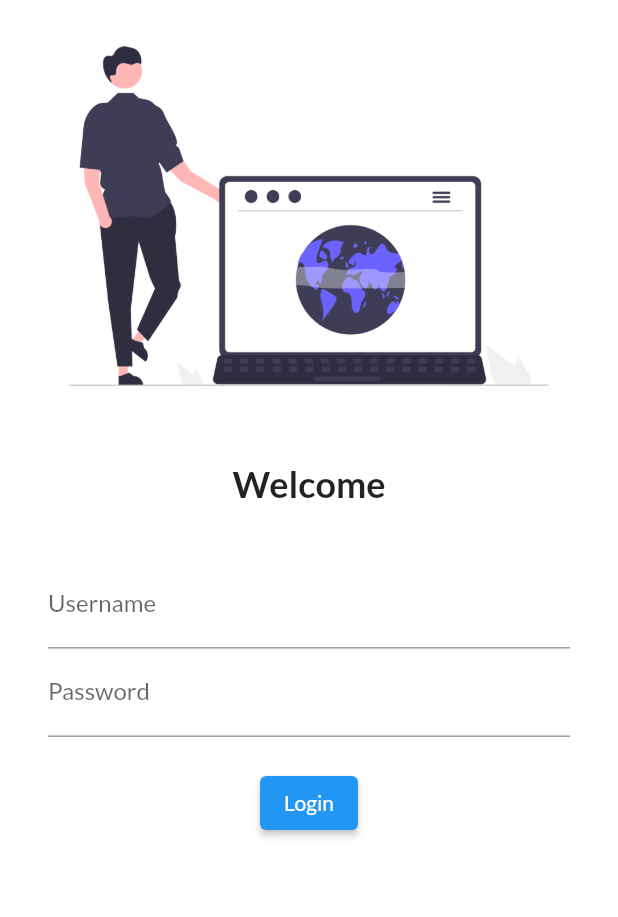
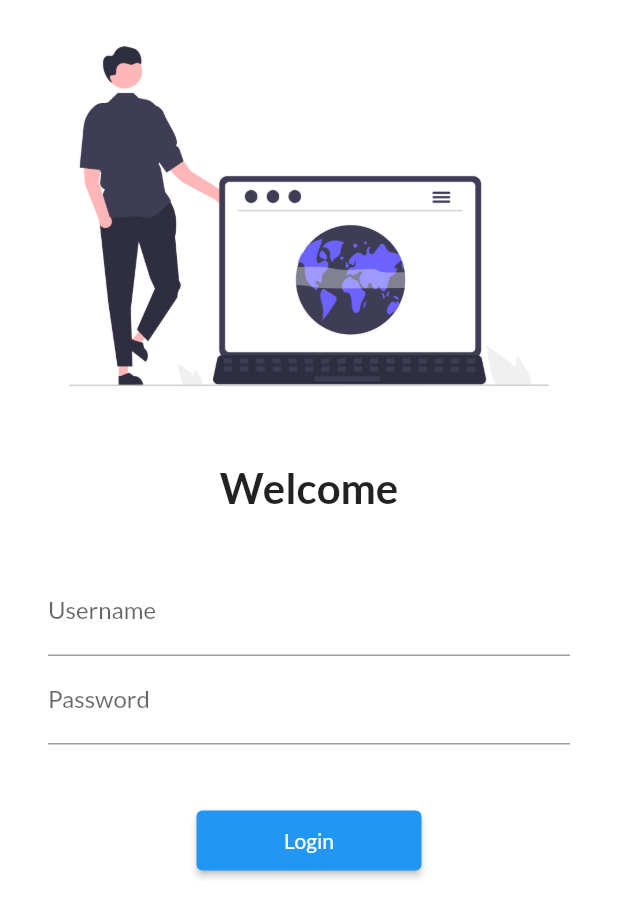
Before and after one commit to ayushkmr1106/30DaysOfFlutter, a Flutter app: the screen it shows after launch, on a phone screen of 412 x 824 dp. Shown: the top 917 px of the screen. Run offline on Flutter 3.47's test engine with Material 2 defaults, Android fonts, the phone set to English and light mode, and no system bars; our stand-ins replace google_fonts.

Commit message:
Day 5 completed

```diff
--- a/lib/main.dart
+++ b/lib/main.dart
@@ -1,5 +1,6 @@
 import 'package:flutter/material.dart';
 import 'package:flutter_app/pages/login_page.dart';
+import 'package:flutter_app/utils/routes.dart';
 import 'pages/home_page.dart';
 import 'pages/login_page.dart';
 import 'package:google_fonts/google_fonts.dart';
@@ -21,6 +22,7 @@ class MyApp extends StatelessWidget {
         fontFamily: GoogleFonts.lato().fontFamily,
         primaryTextTheme: GoogleFonts.latoTextTheme(),
       ),
+      // debugShowCheckedModeBanner: false,
       darkTheme: ThemeData(
         // brightness: Brightness.dark,
         primarySwatch: Colors.green,
@@ -28,7 +30,8 @@ class MyApp extends StatelessWidget {
       initialRoute: '/login',
       routes: {
         '/': (context) => const HomePage(),
-        '/login': (context) => const LoginPage(),
+        MyRoute.homeRoute: (context) => const HomePage(),
+        MyRoute.loginRoute: (context) => const LoginPage(),
       },
     );
   }
--- a/lib/pages/home_page.dart
+++ b/lib/pages/home_page.dart
@@ -7,6 +7,7 @@ class HomePage extends StatelessWidget {
   Widget build(BuildContext context) {
     return Scaffold(
       appBar: AppBar(
+        centerTitle: true,
         title: const Text("Catalog App"),
       ),
       body: const Center(
--- a/lib/pages/login_page.dart
+++ b/lib/pages/login_page.dart
@@ -1,4 +1,5 @@
 import 'package:flutter/material.dart';
+import 'package:flutter_app/utils/routes.dart';
 
 class LoginPage extends StatelessWidget {
   const LoginPage({ Key? key }) : super(key: key);
@@ -7,17 +8,19 @@ class LoginPage extends StatelessWidget {
   Widget build(BuildContext context) {
     return Material(
       color: Colors.white,
+      child: SingleChildScrollView(
         child: Column(
           children: [
             Image.asset(
               'assets/Startup_life.png',
               fit: BoxFit.cover,
+              // height: 600.0,
             ),
             const SizedBox(height: 20.0,),
             const Text(
               'Welcome',
               style: TextStyle(
-              fontSize: 24,
+                fontSize: 28,
                 fontWeight: FontWeight.bold,
               ),
             ),
@@ -42,17 +45,22 @@ class LoginPage extends StatelessWidget {
                     ),
                   ),
                   const SizedBox(
-                  height: 20.0,
+                    height: 40.0,
                   ),
                   ElevatedButton(
-                  onPressed: () {},
+                    onPressed: () {
+                      Navigator.pushNamed(context, MyRoute.homeRoute);
+                    },
                     child: const Text("Login"),
-                  style: TextButton.styleFrom(),
+                    style: TextButton.styleFrom(
+                      minimumSize: const Size(150, 40)
+                    ),
                   ),
                 ],
               ),
             )
           ],
+        ),
       )
     );
   }
--- /dev/null
+++ b/lib/utils/routes.dart
@@ -0,0 +1,4 @@
+class MyRoute {
+  static String loginRoute = '/login';
+  static String homeRoute = '/home';
+}
```
Lines whose indentation alone changed are shown as unchanged.
